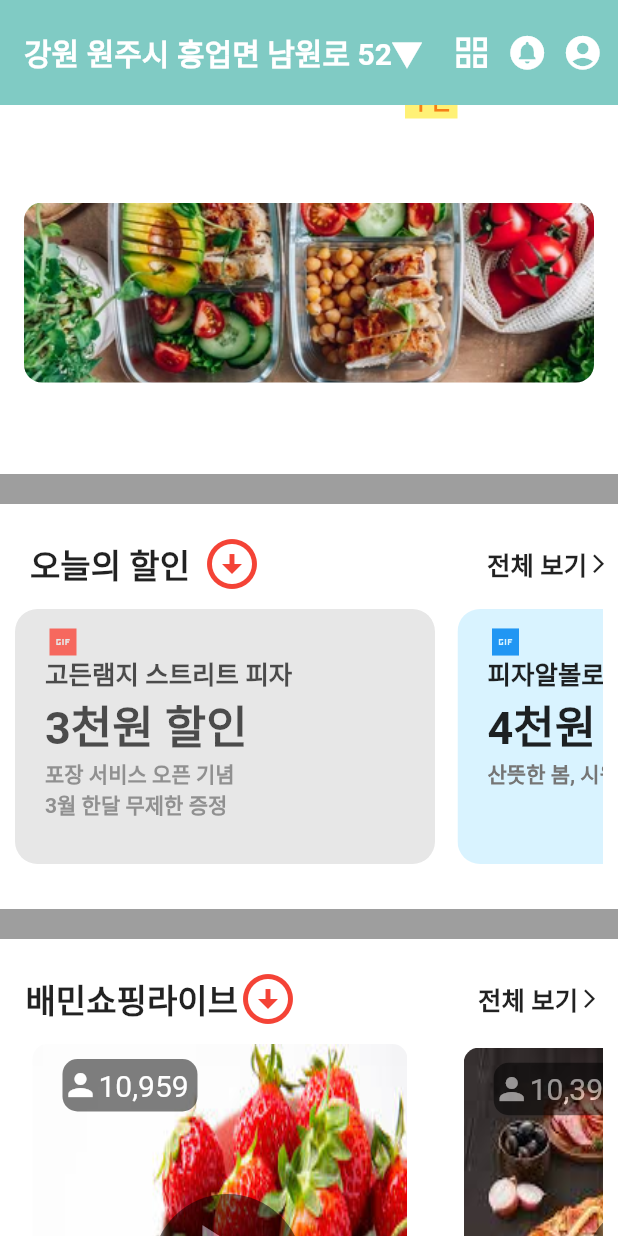
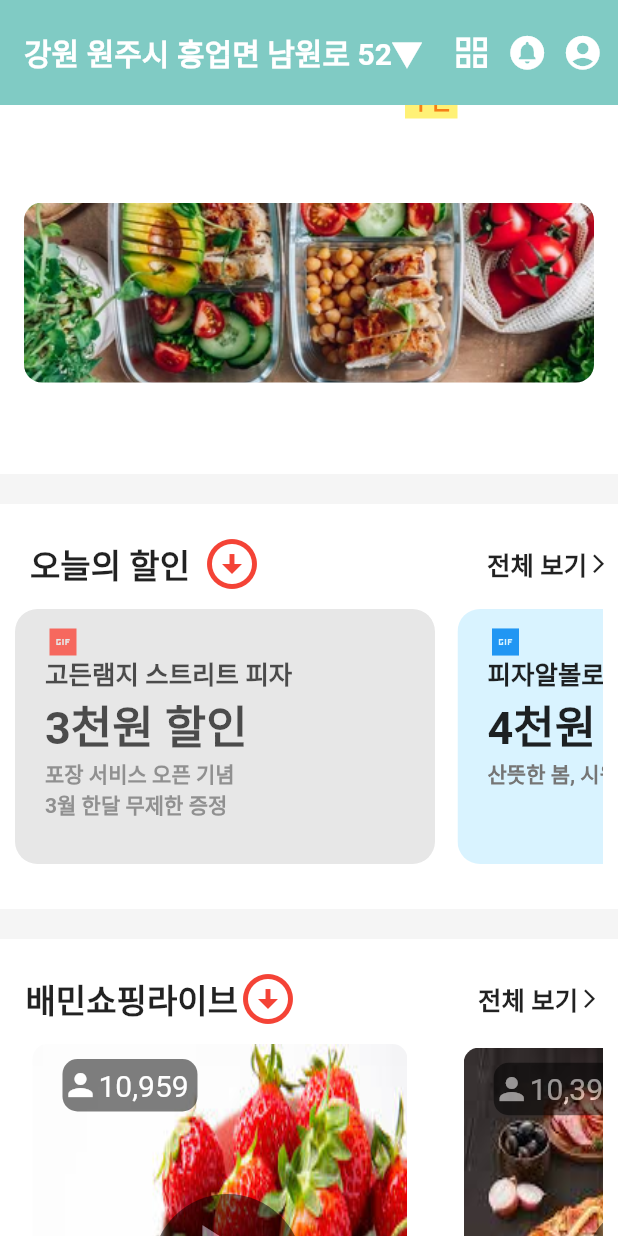
Before and after one commit to chihyeonwon/Flutter_Baemin, a Flutter app: the screen it shows after launch, scrolled down 1152 dp, on a phone screen of 412 x 824 dp. Run offline on Flutter 3.47's test engine with Material 2 defaults, Android fonts, the phone set to English and light mode, and no system bars; drawn by our look-alikes of carousel_slider.

Commit message:
backgroundColor 변경

```diff
--- a/lib/main.dart
+++ b/lib/main.dart
@@ -49,7 +49,7 @@ class _HomeScreenState extends State<HomeScreen> {
   @override
   Widget build(BuildContext context) {
     return Scaffold(
-      backgroundColor: Colors.grey,
+      backgroundColor: Colors.grey[100],
       appBar: AppBar(
         backgroundColor: Colors.teal[200],
         toolbarHeight: 70,
```
